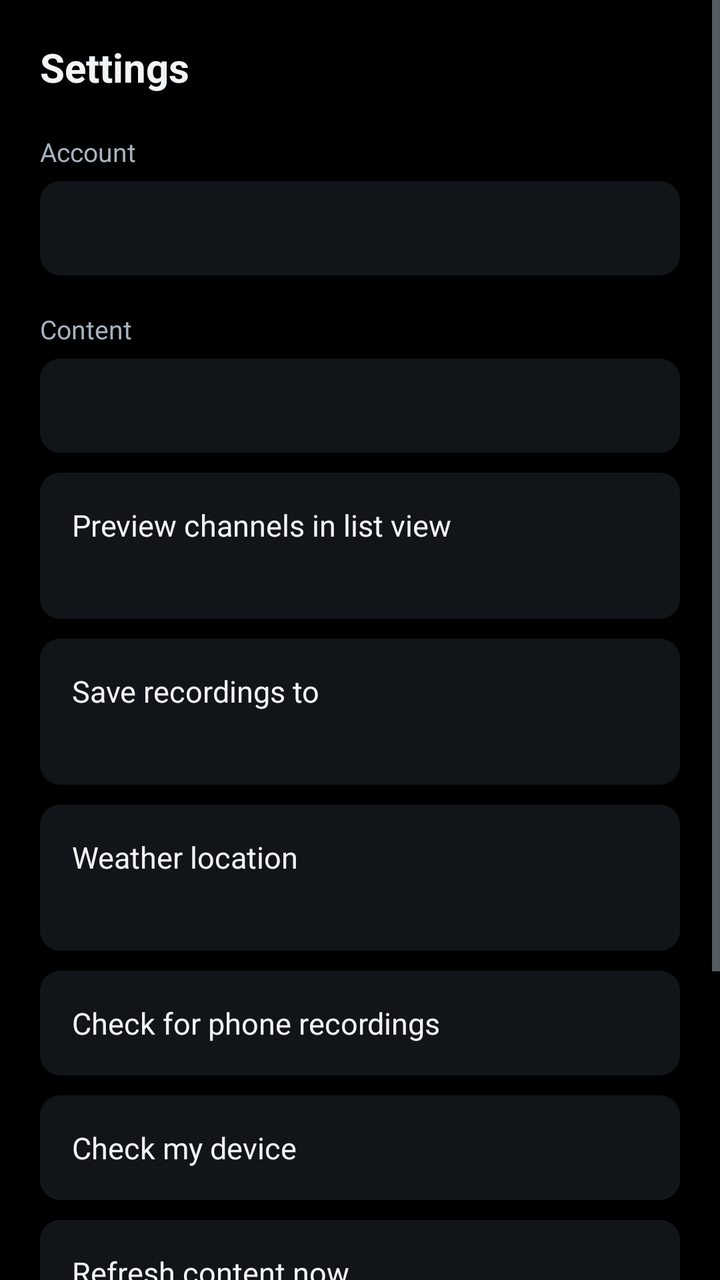
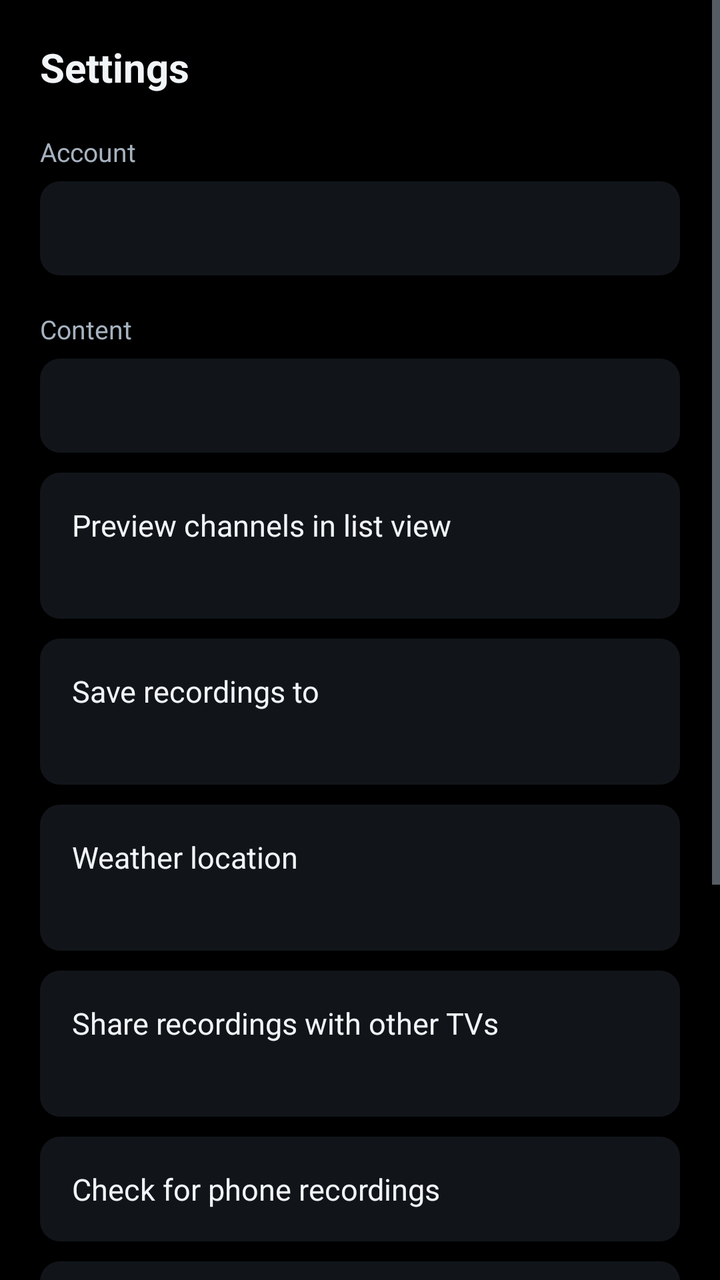

Screens rendered from an Android XML layout before and after an edit, with the pre-edit source and the edit as a unified diff.
<!-- AndroidManifest.xml: application theme AppTheme -->
<!-- res/layout/activity_settings.xml -->
<?xml version="1.0" encoding="utf-8"?>
<ScrollView xmlns:android="http://schemas.android.com/apk/res/android"
    android:layout_width="match_parent"
    android:layout_height="match_parent"
    android:background="@color/bg_base"
    android:fillViewport="true">

    <LinearLayout
        android:layout_width="match_parent"
        android:layout_height="wrap_content"
        android:orientation="vertical"
        android:padding="20dp">

        <TextView
            android:layout_width="wrap_content"
            android:layout_height="wrap_content"
            android:text="@string/settings"
            android:textColor="@color/text_primary"
            android:textSize="20sp"
            android:textStyle="bold" />

        <TextView
            android:layout_width="wrap_content"
            android:layout_height="wrap_content"
            android:layout_marginTop="20dp"
            android:text="@string/account"
            android:textColor="@color/text_secondary"
            android:textSize="13sp" />

        <TextView
            android:id="@+id/accountSummary"
            android:layout_width="match_parent"
            android:layout_height="wrap_content"
            android:layout_marginTop="6dp"
            android:background="@drawable/bg_row"
            android:lineSpacingExtra="4dp"
            android:padding="14dp"
            android:textColor="@color/text_primary"
            android:textSize="14sp" />

        <TextView
            android:layout_width="wrap_content"
            android:layout_height="wrap_content"
            android:layout_marginTop="18dp"
            android:text="@string/content"
            android:textColor="@color/text_secondary"
            android:textSize="13sp" />

        <TextView
            android:id="@+id/catalogueSummary"
            android:layout_width="match_parent"
            android:layout_height="wrap_content"
            android:layout_marginTop="6dp"
            android:background="@drawable/bg_row"
            android:padding="14dp"
            android:textColor="@color/text_primary"
            android:textSize="14sp" />

        <LinearLayout
            android:id="@+id/previewRow"
            android:layout_width="match_parent"
            android:layout_height="wrap_content"
            android:layout_marginTop="10dp"
            android:background="@drawable/bg_row"
            android:clickable="true"
            android:focusable="true"
            android:orientation="vertical"
            android:padding="16dp">

            <TextView
                android:layout_width="match_parent"
                android:layout_height="wrap_content"
                android:text="@string/channel_preview"
                android:textColor="@color/text_primary"
                android:textSize="15sp" />

            <TextView
                android:id="@+id/previewState"
                android:layout_width="match_parent"
                android:layout_height="wrap_content"
                android:layout_marginTop="3dp"
                android:textColor="@color/text_secondary"
                android:textSize="13sp" />
        </LinearLayout>

        
        <LinearLayout
            android:id="@+id/storageRow"
            android:layout_width="match_parent"
            android:layout_height="wrap_content"
            android:layout_marginTop="10dp"
            android:background="@drawable/bg_row"
            android:clickable="true"
            android:focusable="true"
            android:orientation="vertical"
            android:padding="16dp">

            <TextView
                android:layout_width="match_parent"
                android:layout_height="wrap_content"
                android:text="@string/recording_storage_row"
                android:textColor="@color/text_primary"
                android:textSize="15sp" />

            <TextView
                android:id="@+id/storageState"
                android:layout_width="match_parent"
                android:layout_height="wrap_content"
                android:layout_marginTop="3dp"
                android:textColor="@color/text_secondary"
                android:textSize="13sp" />
        </LinearLayout>

        <LinearLayout
            android:id="@+id/weatherRow"
            android:layout_width="match_parent"
            android:layout_height="wrap_content"
            android:layout_marginTop="10dp"
            android:background="@drawable/bg_row"
            android:clickable="true"
            android:focusable="true"
            android:orientation="vertical"
            android:padding="16dp">

            <TextView
                android:layout_width="match_parent"
                android:layout_height="wrap_content"
                android:text="@string/weather_town_row"
                android:textColor="@color/text_primary"
                android:textSize="15sp" />

            <TextView
                android:id="@+id/weatherState"
                android:layout_width="match_parent"
                android:layout_height="wrap_content"
                android:layout_marginTop="3dp"
                android:textColor="@color/text_secondary"
                android:textSize="13sp" />
        </LinearLayout>

        <TextView
            android:id="@+id/phoneRow"
            android:layout_width="match_parent"
            android:layout_height="wrap_content"
            android:layout_marginTop="10dp"
            android:background="@drawable/bg_row"
            android:clickable="true"
            android:focusable="true"
            android:padding="16dp"
            android:text="@string/phone_recordings"
            android:textColor="@color/text_primary"
            android:textSize="15sp" />

        <TextView
            android:id="@+id/checkRow"
            android:layout_width="match_parent"
            android:layout_height="wrap_content"
            android:layout_marginTop="10dp"
            android:background="@drawable/bg_row"
            android:clickable="true"
            android:focusable="true"
            android:padding="16dp"
            android:text="@string/check_device"
            android:textColor="@color/text_primary"
            android:textSize="15sp" />

        <TextView
            android:id="@+id/refreshRow"
            android:layout_width="match_parent"
            android:layout_height="wrap_content"
            android:layout_marginTop="10dp"
            android:background="@drawable/bg_row"
            android:clickable="true"
            android:focusable="true"
            android:padding="16dp"
            android:text="@string/refresh_content"
            android:textColor="@color/text_primary"
            android:textSize="15sp" />

        <TextView
            android:id="@+id/clearSearchRow"
            android:layout_width="match_parent"
            android:layout_height="wrap_content"
            android:layout_marginTop="10dp"
            android:background="@drawable/bg_row"
            android:clickable="true"
            android:focusable="true"
            android:padding="16dp"
            android:text="@string/clear_searches"
            android:textColor="@color/text_primary"
            android:textSize="15sp" />

        <TextView
            android:id="@+id/errorRow"
            android:layout_width="match_parent"
            android:layout_height="wrap_content"
            android:layout_marginTop="10dp"
            android:background="@drawable/bg_row"
            android:clickable="true"
            android:focusable="true"
            android:padding="16dp"
            android:text="@string/last_error"
            android:textColor="@color/text_primary"
            android:textSize="15sp"
            android:visibility="gone" />

        <TextView
            android:id="@+id/signOutRow"
            android:layout_width="match_parent"
            android:layout_height="wrap_content"
            android:layout_marginTop="10dp"
            android:background="@drawable/bg_row"
            android:clickable="true"
            android:focusable="true"
            android:padding="16dp"
            android:text="@string/sign_out"
            android:textColor="@color/text_primary"
            android:textSize="15sp" />

        <TextView
            android:id="@+id/versionLabel"
            android:layout_width="match_parent"
            android:layout_height="wrap_content"
            android:layout_marginTop="20dp"
            android:gravity="center"
            android:textColor="@color/text_secondary"
            android:textSize="12sp" />
    </LinearLayout>
</ScrollView>
<!-- resources referenced by this layout -->
<resources>
  <color name="bg_base">#FF000000</color>
  <color name="text_primary">#FFF2F5F8</color>
  <color name="text_secondary">#FFA6B2BF</color>
  <!-- drawable bg_row (drawable) -->
  <?xml version="1.0" encoding="utf-8"?>
  <selector xmlns:android="http://schemas.android.com/apk/res/android">
      <item android:state_focused="true">
          <shape android:shape="rectangle">
              <solid android:color="@color/focus_fill" />
              <corners android:radius="10dp" />
          </shape>
      </item>
      <item android:state_pressed="true">
          <shape android:shape="rectangle">
              <solid android:color="@color/focus_fill" />
              <corners android:radius="10dp" />
          </shape>
      </item>
      <item>
          <shape android:shape="rectangle">
              <solid android:color="@color/bg_surface" />
              <corners android:radius="10dp" />
          </shape>
      </item>
  </selector>
  <string name="account">Account</string>
  <string name="channel_preview">Preview channels in list view</string>
  <string name="check_device">Check my device</string>
  <string name="clear_searches">Clear recent searches</string>
  <string name="content">Content</string>
  <string name="last_error">View last error report</string>
  <string name="phone_recordings">Check for phone recordings</string>
  <string name="recording_storage_row">Save recordings to</string>
  <string name="refresh_content">Refresh content now</string>
  <string name="settings">Settings</string>
  <string name="sign_out">Sign out</string>
  <string name="weather_town_row">Weather location</string>
  <style name="AppTheme" parent="Theme.Material3.Dark.NoActionBar">
          <item name="colorPrimary">@color/brand_primary</item>
          <item name="colorPrimaryDark">@color/brand_primary_dark</item>
          <item name="colorSecondary">@color/brand_accent</item>
          <item name="android:windowBackground">@color/bg_base</item>
          <item name="android:statusBarColor">@color/bg_base</item>
          <item name="android:navigationBarColor">@color/bg_base</item>
          <item name="android:textColorPrimary">@color/text_primary</item>
          <item name="android:textColorSecondary">@color/text_secondary</item>
          
          <item name="alertDialogTheme">@style/JohnnyDialog</item>
      </style>
  <color name="focus_fill">#FF2E7DF7</color>
  <color name="bg_surface">#FF111519</color>
  <color name="brand_primary">#FF2E7DF7</color>
  <color name="brand_primary_dark">#FF1B4FA8</color>
  <color name="brand_accent">#FF32D6A0</color>
  <style name="JohnnyDialog" parent="ThemeOverlay.AppCompat.Dialog.Alert">
          <item name="android:background">@color/bg_surface</item>
          <item name="android:textColor">@color/text_primary</item>
          <item name="android:textColorPrimary">@color/text_primary</item>
          <item name="android:textColorSecondary">@color/text_secondary</item>
          <item name="colorAccent">@color/brand_primary</item>
      </style>
</resources>

<!-- the commit's change to res/layout/activity_settings.xml (unified diff, before → after) -->
@@ -138,6 +138,33 @@
                 android:textSize="13sp" />
         </LinearLayout>
 
+        <LinearLayout
+            android:id="@+id/shareRow"
+            android:layout_width="match_parent"
+            android:layout_height="wrap_content"
+            android:layout_marginTop="10dp"
+            android:background="@drawable/bg_row"
+            android:clickable="true"
+            android:focusable="true"
+            android:orientation="vertical"
+            android:padding="16dp">
+
+            <TextView
+                android:layout_width="match_parent"
+                android:layout_height="wrap_content"
+                android:text="@string/share_row"
+                android:textColor="@color/text_primary"
+                android:textSize="15sp" />
+
+            <TextView
+                android:id="@+id/shareState"
+                android:layout_width="match_parent"
+                android:layout_height="wrap_content"
+                android:layout_marginTop="3dp"
+                android:textColor="@color/text_secondary"
+                android:textSize="13sp" />
+        </LinearLayout>
+
         <TextView
             android:id="@+id/phoneRow"
             android:layout_width="match_parent"
<!-- resource entries referenced after the edit -->
@@ -35,6 +35,7 @@
   <string name="recording_storage_row">Save recordings to</string>
   <string name="refresh_content">Refresh content now</string>
   <string name="settings">Settings</string>
+  <string name="share_row">Share recordings with other TVs</string>
   <string name="sign_out">Sign out</string>
   <string name="weather_town_row">Weather location</string>
   <style name="AppTheme" parent="Theme.Material3.Dark.NoActionBar">
